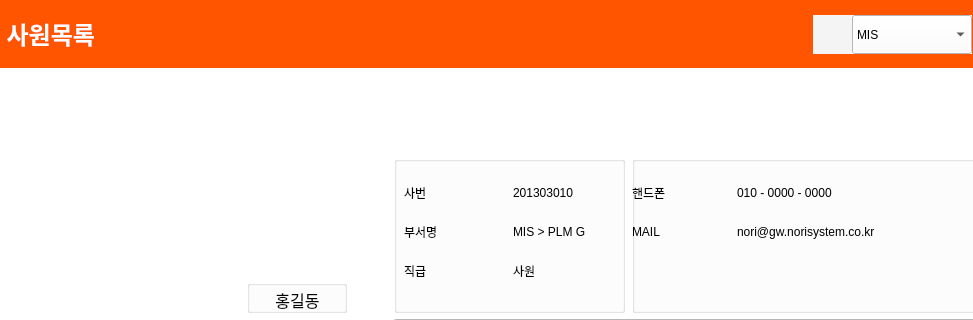
hyeona-jeong/HRIS, file emp_info.ui: the form before one commit; both pictures show x 0 to 973 and y 0 to 320 of the 1261 by 929 pixel window.
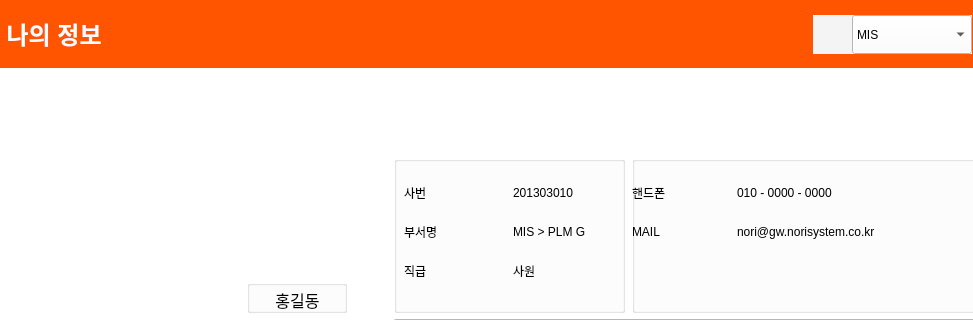
The form after the commit. The open tabs and pages were chosen to show the change. Icons and pictures are not drawn.

```diff
--- a/emp_info.ui
+++ b/emp_info.ui
@@ -490,7 +490,7 @@
 color white;</string>
          </property>
          <property name="text">
-          <string>&lt;html&gt;&lt;head/&gt;&lt;body&gt;&lt;p&gt;&lt;span style=&quot; font-size:18pt; font-weight:600; color:#ffffff;&quot;&gt;&amp;nbsp;사원목록&lt;/span&gt;&lt;/p&gt;&lt;/body&gt;&lt;/html&gt;</string>
+          <string>&lt;html&gt;&lt;head/&gt;&lt;body&gt;&lt;p&gt;&lt;span style=&quot; font-size:18pt; font-weight:600; color:#ffffff;&quot;&gt;&amp;nbsp;나의 정보&lt;/span&gt;&lt;/p&gt;&lt;/body&gt;&lt;/html&gt;</string>
          </property>
         </widget>
        </item>
```
Left out of the diff: 4 changed lines with no effect on the pictures.
